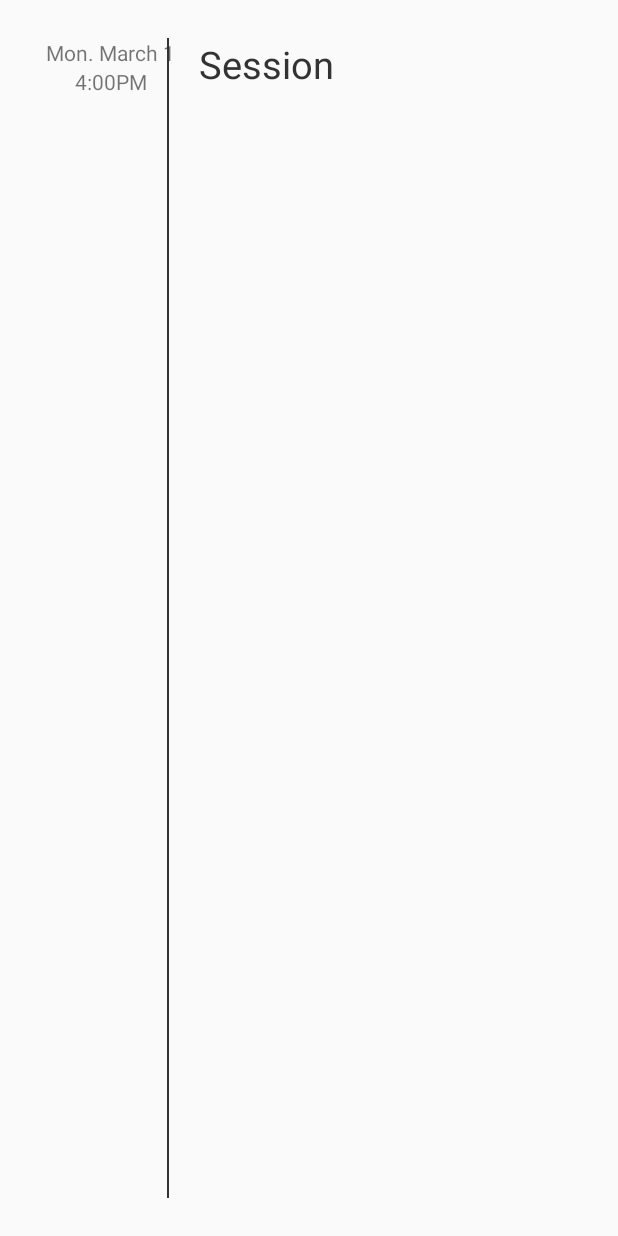
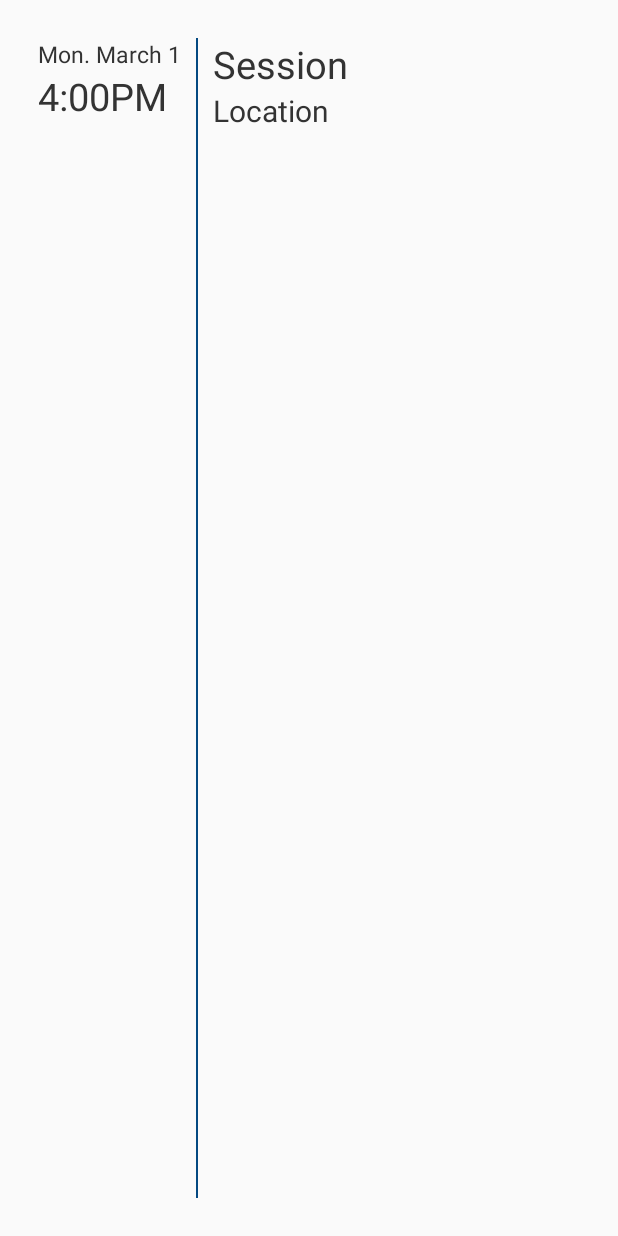
Before and after one commit to blinkmacalahan/SessionSignage, an Android app: the layout current_session_fragment.xml on its own in the app's theme, with its tools: preview values and no code run, on a phone screen of 412 x 824 dp. Run offline under Robolectric (Android 15) with nearby library versions, the phone set to English and light mode, and no system bars.

Commit message:
refactor and add fragment

```diff
--- a/androidApp/src/main/AndroidManifest.xml
+++ b/androidApp/src/main/AndroidManifest.xml
@@ -10,5 +10,11 @@
                 <category android:name="android.intent.category.LAUNCHER"/>
             </intent-filter>
         </activity>
+        <activity android:name=".DisplayActivity">
+            <intent-filter>
+                <action android:name="android.intent.action.VIEW"/>
+                <category android:name="android.intent.category.DEFAULT"/>
+            </intent-filter>
+        </activity>
     </application>
 </manifest>
--- a/androidApp/src/main/res/layout/current_session_fragment.xml
+++ b/androidApp/src/main/res/layout/current_session_fragment.xml
@@ -1,6 +1,6 @@
 <?xml version="1.0" encoding="utf-8"?>
 
-<androidx.constraintlayout.widget.ConstraintLayout
+<RelativeLayout
     xmlns:android="http://schemas.android.com/apk/res/android"
     xmlns:app="http://schemas.android.com/apk/res-auto"
     xmlns:tools="http://schemas.android.com/tools"
@@ -13,14 +13,17 @@
         android:id="@+id/current_session_date_container"
         android:layout_width="wrap_content"
         android:layout_height="match_parent"
-        app:layout_constraintStart_toStartOf="parent">
+        android:layout_alignParentTop="true"
+        android:layout_alignParentStart="true">
 
         <TextView
             android:id="@+id/current_session_date"
             android:layout_width="wrap_content"
             android:layout_height="wrap_content"
             android:layout_alignParentTop="true"
-            android:layout_centerHorizontal="true"
+            android:gravity="center"
+            android:textColor="@color/colorText"
+            android:textSize="15sp"
             tools:text="Mon. March 1"/>
 
         <TextView
@@ -28,40 +31,62 @@
             android:layout_width="wrap_content"
             android:layout_height="wrap_content"
             android:layout_below="@id/current_session_date"
-            android:layout_centerHorizontal="true"
+            android:gravity="center"
+            android:textColor="@color/colorText"
+            android:textSize="25sp"
             tools:text="4:00PM"/>
-
-        <View
-            android:layout_width="1.5dp"
-            android:layout_height="match_parent"
-            android:background="@color/colorText"
-            android:layout_toEndOf="@id/current_session_date"
-            android:layout_marginEnd="10dp"/>
 
     </RelativeLayout>
 
-    <LinearLayout
-        android:layout_width="wrap_content"
+    <View
+        android:id="@+id/divider"
+        android:layout_width="1.5dp"
         android:layout_height="match_parent"
-        android:orientation="vertical"
+        android:background="@color/colorPrimaryDark"
+        android:layout_toEndOf="@id/current_session_date_container"
         android:layout_marginStart="10dp"
-        app:layout_constraintTop_toTopOf="parent"
-        app:layout_constraintStart_toEndOf="@id/current_session_date_container">
+        android:layout_marginEnd="10dp"/>
 
     <TextView
-            android:id="@+id/session_title"
+        android:id="@+id/current_session_title"
         android:layout_width="wrap_content"
         android:layout_height="wrap_content"
+        android:layout_alignParentTop="true"
+        android:layout_toEndOf="@id/divider"
         android:textSize="25sp"
         android:textColor="@color/colorText"
         tools:text="Session"/>
 
     <TextView
-            android:id="@+id/session_desc"
+        android:id="@+id/current_session_location"
         android:layout_width="wrap_content"
         android:layout_height="wrap_content"
-            android:textColor="@color/colorText"/>
+        android:layout_below="@id/current_session_title"
+        android:layout_toEndOf="@id/divider"
+        android:textSize="20sp"
+        android:textColor="@color/colorText"
+        tools:text="Location"/>
+
+    <LinearLayout
+        android:id="@+id/current_session_tag_root"
+        android:layout_width="match_parent"
+        android:layout_height="wrap_content"
+        android:layout_below="@id/current_session_title"
+        android:layout_toEndOf="@id/current_session_location"
+        android:orientation="vertical">
+
+        <androidx.recyclerview.widget.RecyclerView
+            android:id="@+id/current_session_tags_rv"
+            android:layout_width="wrap_content"
+            android:layout_height="wrap_content"/>
 
     </LinearLayout>
 
-</androidx.constraintlayout.widget.ConstraintLayout>
+    <FrameLayout
+        android:id="@+id/current_session_frame"
+        android:layout_width="match_parent"
+        android:layout_height="wrap_content"
+        android:layout_below="@id/current_session_location"
+        android:layout_toEndOf="@id/divider"/>
+
+</RelativeLayout>
--- a/androidApp/src/main/res/values/styles.xml
+++ b/androidApp/src/main/res/values/styles.xml
@@ -1,15 +1,16 @@
 <resources>
     <!-- Base application theme. -->
-    <style name="AppTheme" parent="Theme.AppCompat.Light.DarkActionBar">
+    <style name="AppTheme" parent="Theme.AppCompat.Light.NoActionBar">
         <!-- Customize your theme here. -->
         <item name="colorPrimary">@color/colorPrimary</item>
         <item name="colorPrimaryDark">@color/colorPrimaryDark</item>
         <item name="colorAccent">@color/colorAccent</item>
     </style>
 
-    <style name="MainButtonStyle" parent="Widget.AppCompat.Button">
-        <item name="android:colorBackground">@color/colorAccent</item>
+    <style name="MainButtonStyle" parent="Widget.AppCompat.Button.Colored">
+        <item name="android:background">@color/colorAccent</item>
         <item name="android:color">@color/white</item>
+        <item name="android:layout_margin">5dp</item>
     </style>
 
 </resources>
```
Also changed, not shown: androidApp/src/main/java/com/example/sessionsignage/androidApp/CurrentSessionFragment.kt (+23 -52 lines), androidApp/src/main/java/com/example/sessionsignage/androidApp/DisplayActivity.kt (added, +92 -0 lines), androidApp/src/main/java/com/example/sessionsignage/androidApp/MainActivity.kt (+5 -19 lines), androidApp/src/main/java/com/example/sessionsignage/androidApp/RoomSessionsFragment.kt (added, +29 -0 lines), androidApp/src/main/java/com/example/sessionsignage/androidApp/TagAdapter.kt (added, +33 -0 lines), androidApp/src/main/res/layout/activity_display.xml (added, +9 -0 lines), androidApp/src/main/res/layout/main_button_fragment.xml (deleted, +0 -36 lines), androidApp/src/main/res/layout/room_sessions_fragment.xml (added, +7 -0 lines), androidApp/src/main/res/layout/session_tag.xml (added, +25 -0 lines). Lines whose indentation alone changed are shown as unchanged.
